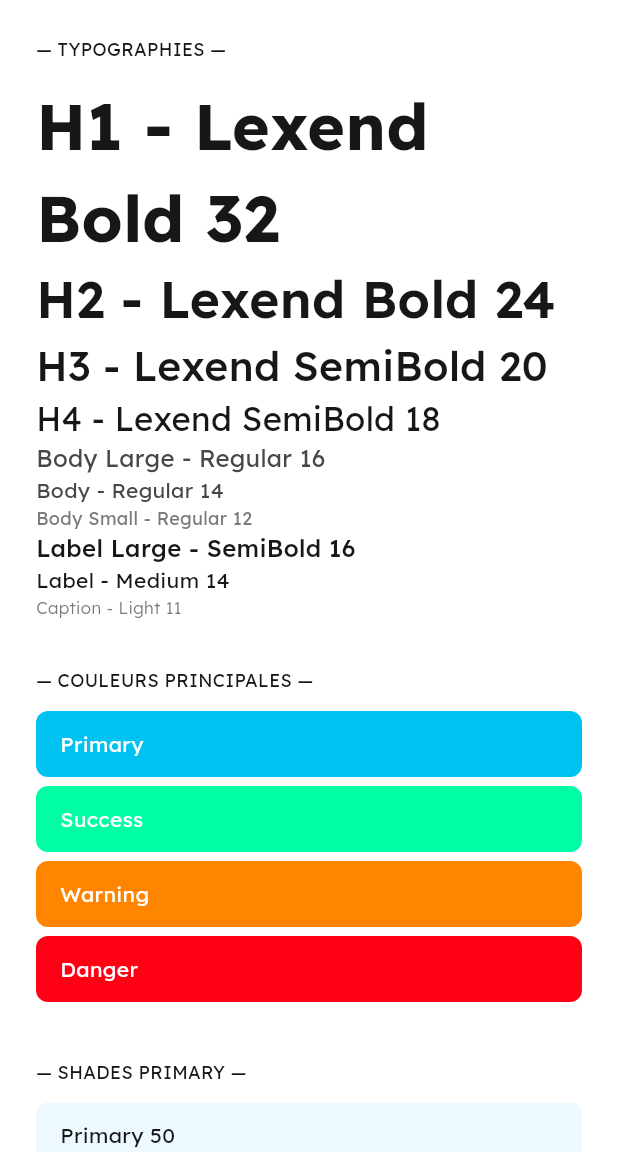
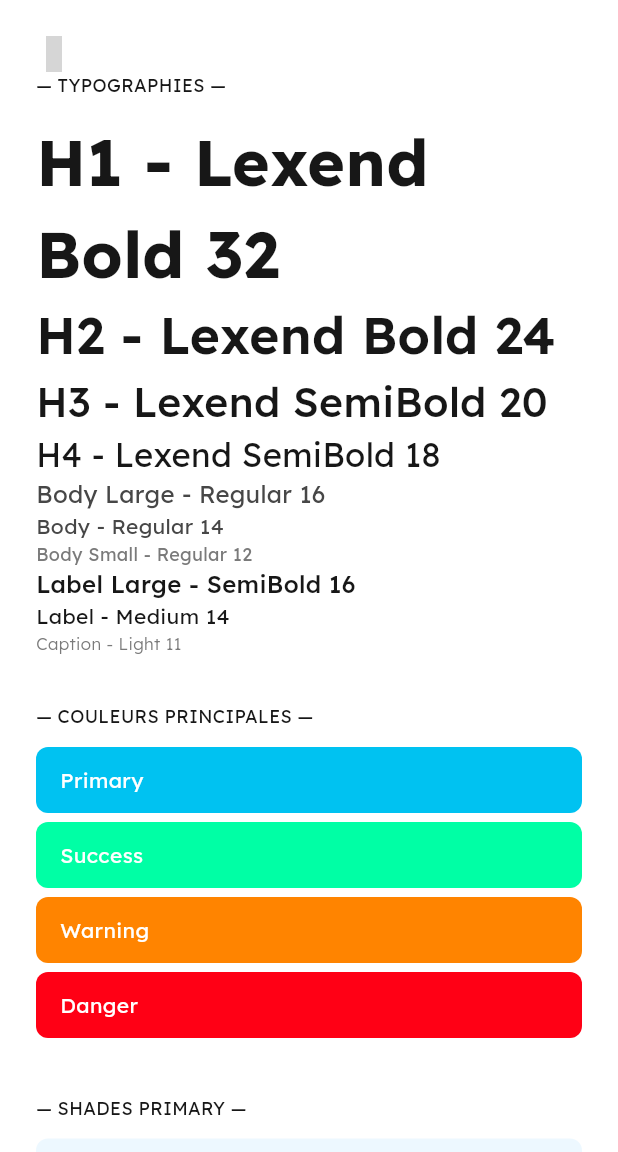
Before and after one commit to Fanilo-rgb/stock-wise, a Flutter app: the screen it shows after launch, on a phone screen of 412 x 824 dp, the part 84-1236 px from its top. Run offline on Flutter 3.47's test engine with Material 3 defaults, Android fonts, the phone set to English and light mode, and no system bars; our stand-ins replace iconsax_flutter; grey boxes are pictures that could not be loaded.

Commit message:
test: testing the iconSax package

```diff
--- a/stock_wise_application/lib/main.dart
+++ b/stock_wise_application/lib/main.dart
@@ -2,6 +2,7 @@ import 'package:flutter/material.dart';
 import 'core/theme/app_theme.dart';
 import 'core/theme/app_colors.dart';
 import 'core/theme/app_text_styles.dart';
+import 'package:iconsax_flutter/iconsax_flutter.dart';
 
 void main() {
   runApp(const MyApp());
@@ -40,6 +41,7 @@ class ThemeTestScreen extends StatelessWidget {
         child: Column(
           crossAxisAlignment: CrossAxisAlignment.start,
           children: [
+            const Icon(Iconsax.home_2_copy),
             // ━━━ FONTS ━━━━━━━━━━━━━━━━━━━━━━━━━━━━━━━━
             const Text('— TYPOGRAPHIES —', style: AppTextStyles.labelSmall),
             const SizedBox(height: 12),
```
